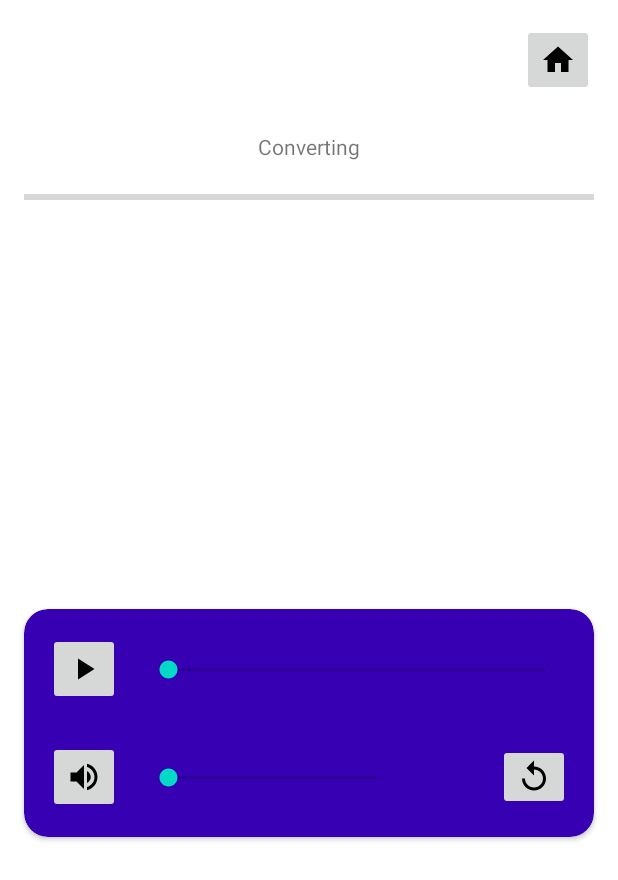
After one commit to stsaikat/videotoaudioconverter, an Android app: the layout fragment_convert_process.xml on its own in the app's theme, with its tools: preview values and no code run, on a phone screen of 412 x 824 dp. The commit adds this screen. Shown: the top 880 px of the screen. Run offline under Robolectric (Android 15) with nearby library versions, the light colour scheme and no system bars.

Commit message:
process fragment added with some functionality

```diff
--- /dev/null
+++ b/app/src/main/res/drawable/ic_baseline_home_24.xml
@@ -0,0 +1,5 @@
+<vector android:height="24dp" android:tint="#000000"
+    android:viewportHeight="24" android:viewportWidth="24"
+    android:width="24dp" xmlns:android="http://schemas.android.com/apk/res/android">
+    <path android:fillColor="@android:color/white" android:pathData="M10,20v-6h4v6h5v-8h3L12,3 2,12h3v8z"/>
+</vector>
--- /dev/null
+++ b/app/src/main/res/drawable/ic_baseline_pause_24.xml
@@ -0,0 +1,5 @@
+<vector android:height="24dp" android:tint="#000000"
+    android:viewportHeight="24" android:viewportWidth="24"
+    android:width="24dp" xmlns:android="http://schemas.android.com/apk/res/android">
+    <path android:fillColor="@android:color/white" android:pathData="M6,19h4L10,5L6,5v14zM14,5v14h4L18,5h-4z"/>
+</vector>
--- /dev/null
+++ b/app/src/main/res/drawable/ic_baseline_play_arrow_24.xml
@@ -0,0 +1,5 @@
+<vector android:height="24dp" android:tint="#000000"
+    android:viewportHeight="24" android:viewportWidth="24"
+    android:width="24dp" xmlns:android="http://schemas.android.com/apk/res/android">
+    <path android:fillColor="@android:color/white" android:pathData="M8,5v14l11,-7z"/>
+</vector>
--- /dev/null
+++ b/app/src/main/res/drawable/ic_baseline_replay_24.xml
@@ -0,0 +1,5 @@
+<vector android:height="24dp" android:tint="#000000"
+    android:viewportHeight="24" android:viewportWidth="24"
+    android:width="24dp" xmlns:android="http://schemas.android.com/apk/res/android">
+    <path android:fillColor="@android:color/white" android:pathData="M12,5V1L7,6l5,5V7c3.31,0 6,2.69 6,6s-2.69,6 -6,6 -6,-2.69 -6,-6H4c0,4.42 3.58,8 8,8s8,-3.58 8,-8 -3.58,-8 -8,-8z"/>
+</vector>
--- /dev/null
+++ b/app/src/main/res/drawable/ic_baseline_volume_down_24.xml
@@ -0,0 +1,5 @@
+<vector android:height="24dp" android:tint="#000000"
+    android:viewportHeight="24" android:viewportWidth="24"
+    android:width="24dp" xmlns:android="http://schemas.android.com/apk/res/android">
+    <path android:fillColor="@android:color/white" android:pathData="M18.5,12c0,-1.77 -1.02,-3.29 -2.5,-4.03v8.05c1.48,-0.73 2.5,-2.25 2.5,-4.02zM5,9v6h4l5,5V4L9,9H5z"/>
+</vector>
--- /dev/null
+++ b/app/src/main/res/drawable/ic_baseline_volume_off_24.xml
@@ -0,0 +1,5 @@
+<vector android:height="24dp" android:tint="#000000"
+    android:viewportHeight="24" android:viewportWidth="24"
+    android:width="24dp" xmlns:android="http://schemas.android.com/apk/res/android">
+    <path android:fillColor="@android:color/white" android:pathData="M16.5,12c0,-1.77 -1.02,-3.29 -2.5,-4.03v2.21l2.45,2.45c0.03,-0.2 0.05,-0.41 0.05,-0.63zM19,12c0,0.94 -0.2,1.82 -0.54,2.64l1.51,1.51C20.63,14.91 21,13.5 21,12c0,-4.28 -2.99,-7.86 -7,-8.77v2.06c2.89,0.86 5,3.54 5,6.71zM4.27,3L3,4.27 7.73,9L3,9v6h4l5,5v-6.73l4.25,4.25c-0.67,0.52 -1.42,0.93 -2.25,1.18v2.06c1.38,-0.31 2.63,-0.95 3.69,-1.81L19.73,21 21,19.73l-9,-9L4.27,3zM12,4L9.91,6.09 12,8.18L12,4z"/>
+</vector>
--- /dev/null
+++ b/app/src/main/res/drawable/ic_baseline_volume_up_24.xml
@@ -0,0 +1,5 @@
+<vector android:height="24dp" android:tint="#000000"
+    android:viewportHeight="24" android:viewportWidth="24"
+    android:width="24dp" xmlns:android="http://schemas.android.com/apk/res/android">
+    <path android:fillColor="@android:color/white" android:pathData="M3,9v6h4l5,5L12,4L7,9L3,9zM16.5,12c0,-1.77 -1.02,-3.29 -2.5,-4.03v8.05c1.48,-0.73 2.5,-2.25 2.5,-4.02zM14,3.23v2.06c2.89,0.86 5,3.54 5,6.71s-2.11,5.85 -5,6.71v2.06c4.01,-0.91 7,-4.49 7,-8.77s-2.99,-7.86 -7,-8.77z"/>
+</vector>
--- /dev/null
+++ b/app/src/main/res/layout/fragment_convert_process.xml
@@ -0,0 +1,112 @@
+<?xml version="1.0" encoding="utf-8"?>
+<androidx.constraintlayout.widget.ConstraintLayout xmlns:android="http://schemas.android.com/apk/res/android"
+    xmlns:app="http://schemas.android.com/apk/res-auto"
+    xmlns:tools="http://schemas.android.com/tools"
+    android:layout_width="match_parent"
+    android:layout_height="match_parent">
+
+    <ImageButton
+        android:id="@+id/ibt_home"
+        android:layout_width="48dp"
+        android:layout_height="48dp"
+        android:layout_marginTop="16dp"
+        android:layout_marginEnd="16dp"
+        app:layout_constraintEnd_toEndOf="parent"
+        app:layout_constraintTop_toTopOf="parent"
+        app:srcCompat="@drawable/ic_baseline_home_24" />
+
+    <TextView
+        android:id="@+id/tv_process_status"
+        android:layout_width="wrap_content"
+        android:layout_height="wrap_content"
+        android:layout_marginTop="24dp"
+        android:text="Converting"
+        app:layout_constraintEnd_toEndOf="parent"
+        app:layout_constraintStart_toStartOf="parent"
+        app:layout_constraintTop_toBottomOf="@+id/ibt_home" />
+
+    <ProgressBar
+        android:id="@+id/pb_conversion"
+        style="?android:attr/progressBarStyleHorizontal"
+        android:layout_width="0dp"
+        android:layout_height="wrap_content"
+        android:layout_marginStart="16dp"
+        android:layout_marginTop="16dp"
+        android:layout_marginEnd="16dp"
+        app:layout_constraintEnd_toEndOf="parent"
+        app:layout_constraintStart_toStartOf="parent"
+        app:layout_constraintTop_toBottomOf="@+id/tv_process_status" />
+
+    <androidx.cardview.widget.CardView
+        android:layout_width="0dp"
+        android:layout_height="wrap_content"
+        android:layout_margin="16dp"
+        app:cardBackgroundColor="@color/purple_700"
+        app:cardCornerRadius="16dp"
+        app:layout_constraintBottom_toBottomOf="parent"
+        app:layout_constraintEnd_toEndOf="parent"
+        app:layout_constraintStart_toStartOf="parent"
+        app:layout_constraintTop_toBottomOf="@+id/pb_conversion">
+
+        <androidx.constraintlayout.widget.ConstraintLayout
+            android:layout_width="match_parent"
+            android:layout_height="match_parent">
+
+            <ImageButton
+                android:id="@+id/ibt_play_pause"
+                android:layout_width="48dp"
+                android:layout_height="48dp"
+                android:layout_marginStart="16dp"
+                android:layout_marginTop="16dp"
+                app:layout_constraintStart_toStartOf="parent"
+                app:layout_constraintTop_toTopOf="parent"
+                app:srcCompat="@drawable/ic_baseline_play_arrow_24" />
+
+            <SeekBar
+                android:id="@+id/sb_curr_pos"
+                android:layout_width="0dp"
+                android:layout_height="wrap_content"
+                android:layout_marginStart="16dp"
+                android:layout_marginEnd="16dp"
+                app:layout_constraintBottom_toBottomOf="@+id/ibt_play_pause"
+                app:layout_constraintEnd_toEndOf="parent"
+                app:layout_constraintStart_toEndOf="@+id/ibt_play_pause"
+                app:layout_constraintTop_toTopOf="@+id/ibt_play_pause" />
+
+            <ImageButton
+                android:id="@+id/ibt_mute"
+                android:layout_width="48dp"
+                android:layout_height="48dp"
+                android:layout_marginStart="16dp"
+                android:layout_marginTop="24dp"
+                android:layout_marginBottom="16dp"
+                app:layout_constraintBottom_toBottomOf="parent"
+                app:layout_constraintStart_toStartOf="parent"
+                app:layout_constraintTop_toBottomOf="@+id/ibt_play_pause"
+                app:srcCompat="@drawable/ic_baseline_volume_up_24" />
+
+            <ImageButton
+                android:id="@+id/ibt_replay"
+                android:layout_width="wrap_content"
+                android:layout_height="wrap_content"
+                android:layout_marginTop="24dp"
+                android:layout_marginEnd="16dp"
+                android:layout_marginBottom="16dp"
+                app:layout_constraintBottom_toBottomOf="parent"
+                app:layout_constraintEnd_toEndOf="parent"
+                app:layout_constraintTop_toBottomOf="@+id/ibt_play_pause"
+                app:srcCompat="@drawable/ic_baseline_replay_24" />
+
+            <SeekBar
+                android:id="@+id/sb_volume"
+                android:layout_width="0dp"
+                android:layout_height="wrap_content"
+                android:layout_marginStart="16dp"
+                android:layout_marginEnd="64dp"
+                app:layout_constraintBottom_toBottomOf="@+id/ibt_mute"
+                app:layout_constraintEnd_toStartOf="@+id/ibt_replay"
+                app:layout_constraintStart_toEndOf="@+id/ibt_mute"
+                app:layout_constraintTop_toTopOf="@+id/ibt_mute" />
+        </androidx.constraintlayout.widget.ConstraintLayout>
+    </androidx.cardview.widget.CardView>
+</androidx.constraintlayout.widget.ConstraintLayout>
```
Also changed, not shown: app/src/main/java/com/simplerapps/videotoaudio/ConvertInfoFragment.kt (+10 -1 lines), app/src/main/java/com/simplerapps/videotoaudio/ConvertProcessFragment.kt (added, +185 -0 lines), app/src/main/java/com/simplerapps/videotoaudio/MainActivity.kt (+23 -3 lines), app/src/main/java/com/simplerapps/videotoaudio/SelectVideoFragment.kt (+20 -2 lines).
